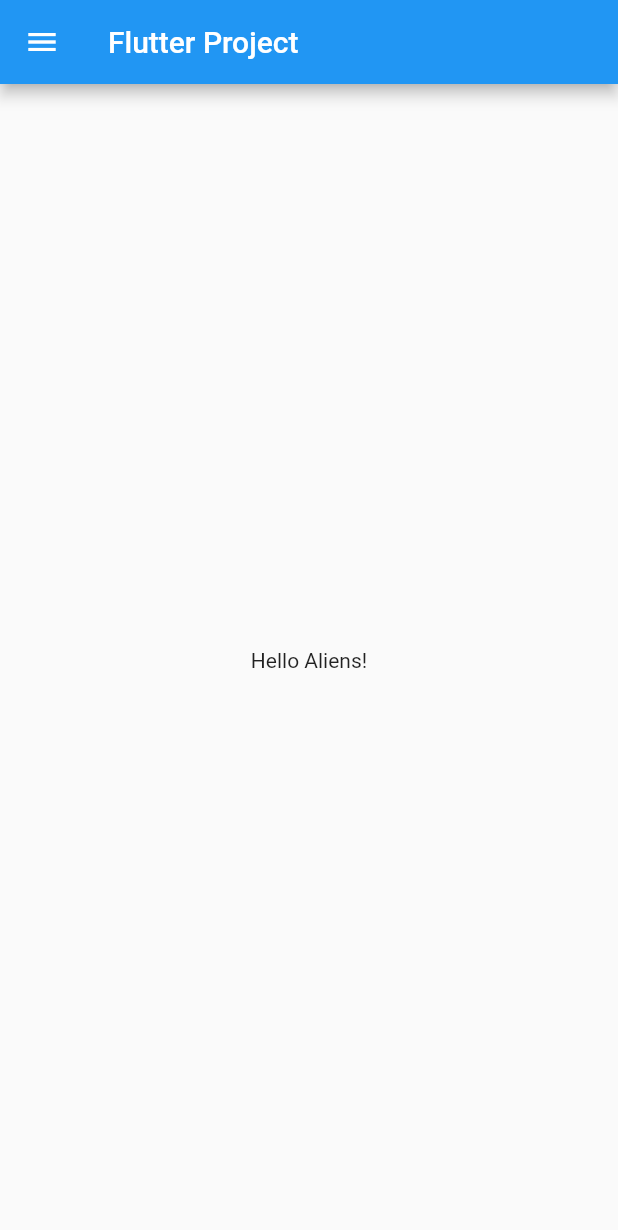
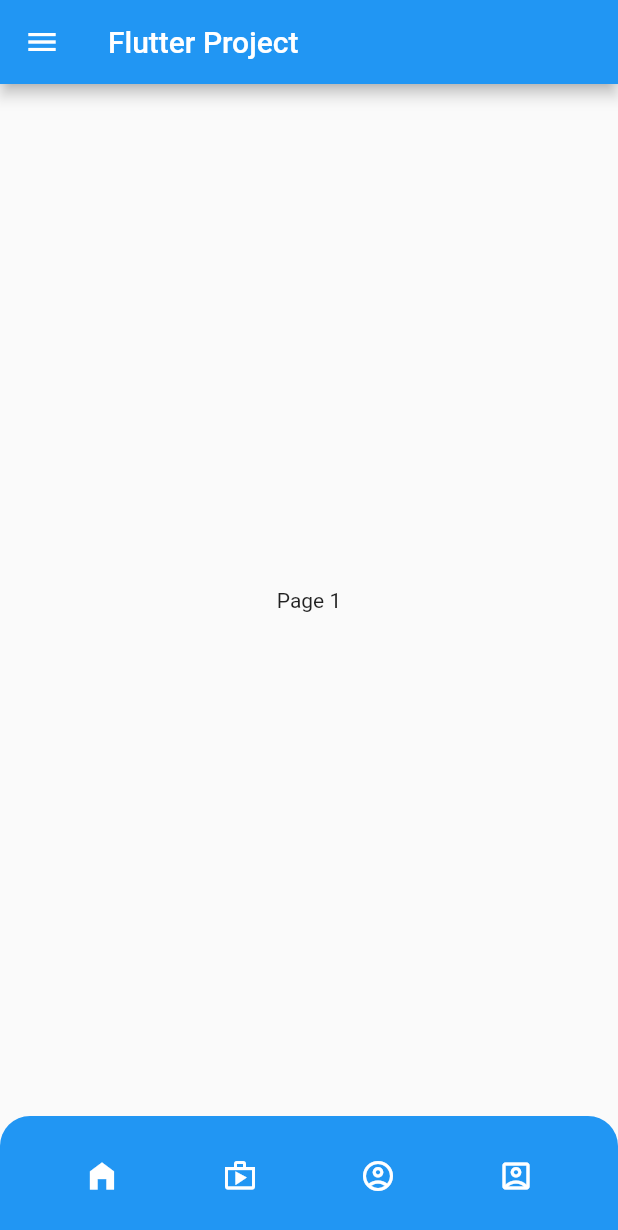
Before and after one commit to parthhbanker/Firebase-Flutter-App, a Flutter app: the screen it shows after launch, on a phone screen of 412 x 824 dp. Shown: the top 1230 px of the screen. Run offline on Flutter 3.47's test engine with Material 2 defaults, Android fonts, the phone set to English and light mode, and no system bars.

Commit message:
Bottom Navigation Bar

```diff
--- a/lib/main.dart
+++ b/lib/main.dart
@@ -29,22 +29,21 @@ class MyHomePage extends StatefulWidget {
 }
 
 class _MyHomePageState extends State<MyHomePage> {
+  int pageIndex = 0;
+  final pages = [
+    const Page1(),
+    const Page2(),
+    const Page3(),
+    const Page4(),
+  ];
+
   @override
   Widget build(BuildContext context) {
     return Scaffold(
       appBar: AppBar(
         title: Text(widget.title),
       ),
-      body: Center(
-        child: Column(
-          mainAxisAlignment: MainAxisAlignment.center,
-          children: const <Widget>[
-            Text(
-              'Hello Aliens!',
-            ),
-          ],
-        ),
-      ),
+      body: pages[pageIndex],
       drawer: Drawer(
         child: ListView(
           padding: EdgeInsets.zero,
@@ -90,6 +89,132 @@ class _MyHomePageState extends State<MyHomePage> {
           ],
         ),
       ),
+      bottomNavigationBar: Container(
+        height: 80,
+        decoration: const BoxDecoration(
+            color: Colors.blue,
+            borderRadius: BorderRadius.only(
+                topLeft: Radius.circular(20.0),
+                topRight: Radius.circular(20.0))),
+        child: Row(
+          mainAxisAlignment: MainAxisAlignment.spaceEvenly,
+          crossAxisAlignment: CrossAxisAlignment.center,
+          children: [
+            IconButton(
+              onPressed: () {
+                setState(() {
+                  pageIndex = 0;
+                });
+              },
+              icon: pageIndex == 0
+                  ? const Icon(
+                      Icons.home_filled,
+                      color: Colors.white,
+                    )
+                  : const Icon(
+                      Icons.home_outlined,
+                      color: Colors.white,
+                    ),
+            ),
+            IconButton(
+              onPressed: () {
+                setState(() {
+                  pageIndex = 1;
+                });
+              },
+              icon: pageIndex == 1
+                  ? const Icon(
+                      Icons.shop,
+                      color: Colors.white,
+                    )
+                  : const Icon(
+                      Icons.shop_outlined,
+                      color: Colors.white,
+                    ),
+            ),
+            IconButton(
+              onPressed: () {
+                setState(() {
+                  pageIndex = 2;
+                });
+              },
+              icon: pageIndex == 2
+                  ? const Icon(
+                      Icons.account_circle,
+                      color: Colors.white,
+                    )
+                  : const Icon(
+                      Icons.account_circle_outlined,
+                      color: Colors.white,
+                    ),
+            ),
+            IconButton(
+              onPressed: () {
+                setState(() {
+                  pageIndex = 3;
+                });
+              },
+              icon: pageIndex == 3
+                  ? const Icon(
+                      Icons.account_box_rounded,
+                      color: Colors.white,
+                    )
+                  : const Icon(
+                      Icons.account_box_outlined,
+                      color: Colors.white,
+                    ),
+            ),
+          ],
+        ),
+      ),
     );
   }
 }
+
+class Page1 extends StatelessWidget {
+  const Page1({Key? key}) : super(key: key);
+
+  @override
+  Widget build(BuildContext context) {
+    return Container(
+      alignment: Alignment.center,
+      child: const Text("Page 1"),
+    );
+  }
+}
+
+class Page2 extends StatelessWidget {
+  const Page2({Key? key}) : super(key: key);
+
+  @override
+  Widget build(BuildContext context) {
+    return Container(
+      alignment: Alignment.center,
+      child: const Text("Page 2"),
+    );
+  }
+}
+
+class Page3 extends StatelessWidget {
+  const Page3({Key? key}) : super(key: key);
+
+  @override
+  Widget build(BuildContext context) {
+    return Container(
+      alignment: Alignment.center,
+      child: const Text("Page 3"),
+    );
+  }
+}
+
+class Page4 extends StatelessWidget {
+  const Page4({Key? key}) : super(key: key);
+
+  @override
+  Widget build(BuildContext context) {
+    return Container(
+      alignment: Alignment.center,
+      child: const Text("Page 4"),
+    );
+  }
+}
```
